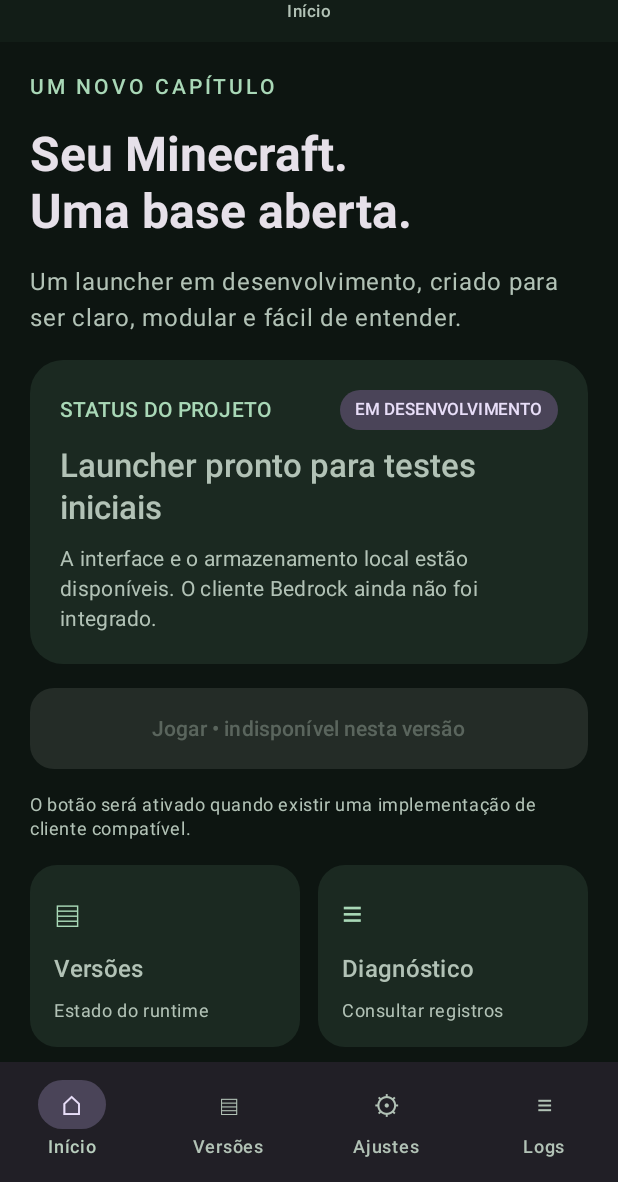
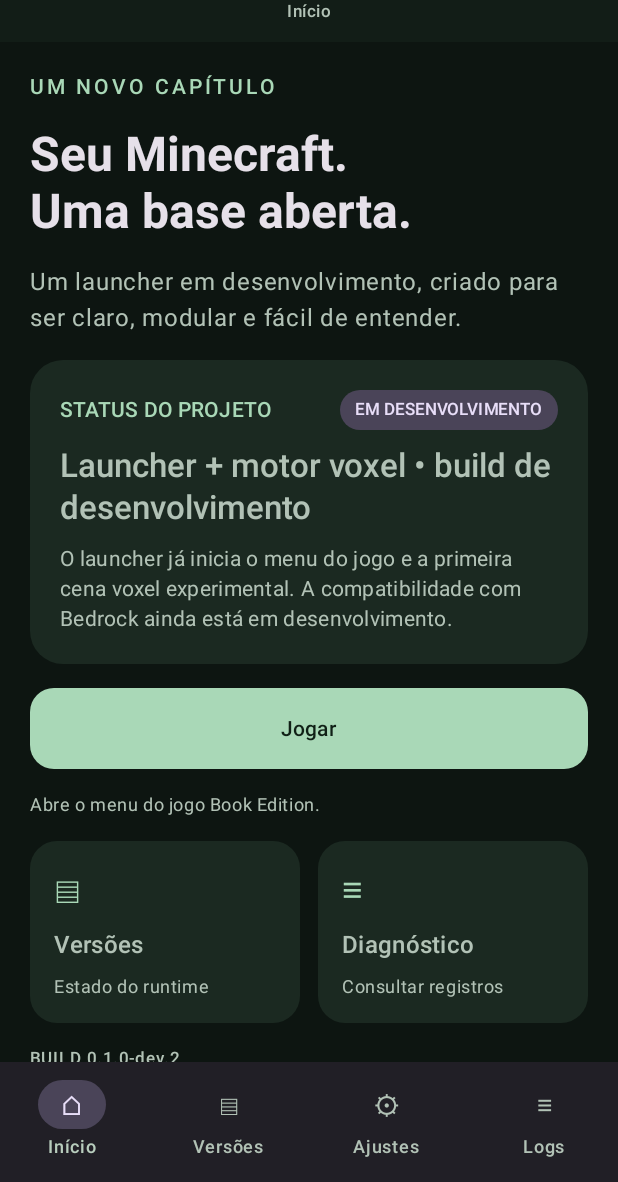
Before and after one commit to Spike26-ht1/Minecraft-Book-Edition, an Android app built with Jetpack Compose: the screen it shows after launch (MainActivity), on a phone screen of 412 x 824 dp, the part 54-1236 px from its top. Run offline under Robolectric (Android 15) with nearby library versions, the phone set to English and light mode, and no system bars.

Commit message:
Connect launcher Play button to embedded Book Edition game

```diff
--- a/launcher/app/src/main/java/dev/bookedition/launcher/MainActivity.kt
+++ b/launcher/app/src/main/java/dev/bookedition/launcher/MainActivity.kt
@@ -1,5 +1,6 @@
 package dev.bookedition.launcher
 
+import android.content.Intent
 import android.os.Bundle
 import androidx.activity.ComponentActivity
 import androidx.activity.compose.rememberLauncherForActivityResult
@@ -141,6 +142,10 @@ private fun BookEditionApp() {
             ) {
                 when (selectedPage) {
                     LauncherPage.HOME -> HomeScreen(
+                        onPlay = {
+                            LauncherLogger.info(context, "Abrindo o jogo Book Edition")
+                            context.startActivity(Intent(context, dev.bookedition.game.MainActivity::class.java))
+                        },
                         onOpenVersions = { selectedPage = LauncherPage.VERSIONS },
                         onOpenLogs = { selectedPage = LauncherPage.LOGS }
                     )
@@ -180,6 +185,7 @@ private fun BookEditionApp() {
 
 @Composable
 private fun HomeScreen(
+    onPlay: () -> Unit,
     onOpenVersions: () -> Unit,
     onOpenLogs: () -> Unit
 ) {
@@ -229,9 +235,9 @@ private fun HomeScreen(
                         )
                     }
                 }
-                Text("Launcher pronto para testes iniciais", style = MaterialTheme.typography.titleLarge, fontWeight = FontWeight.SemiBold)
+                Text("Launcher + motor voxel • build de desenvolvimento", style = MaterialTheme.typography.titleLarge, fontWeight = FontWeight.SemiBold)
                 Text(
-                    "A interface e o armazenamento local estão disponíveis. O cliente Bedrock ainda não foi integrado.",
+                    "O launcher já inicia o menu do jogo e a primeira cena voxel experimental. A compatibilidade com Bedrock ainda está em desenvolvimento.",
                     style = MaterialTheme.typography.bodyMedium,
                     color = MaterialTheme.colorScheme.onSurfaceVariant
                 )
@@ -239,15 +245,14 @@ private fun HomeScreen(
         }
 
         Button(
-            onClick = { },
-            enabled = false,
+            onClick = onPlay,
             modifier = Modifier.fillMaxWidth().height(54.dp),
             shape = RoundedCornerShape(16.dp)
         ) {
-            Text("Jogar • indisponível nesta versão")
+            Text("Jogar")
         }
         Text(
-            "O botão será ativado quando existir uma implementação de cliente compatível.",
+            "Abre o menu do jogo Book Edition.",
             style = MaterialTheme.typography.bodySmall,
             color = MaterialTheme.colorScheme.onSurfaceVariant
         )
```
